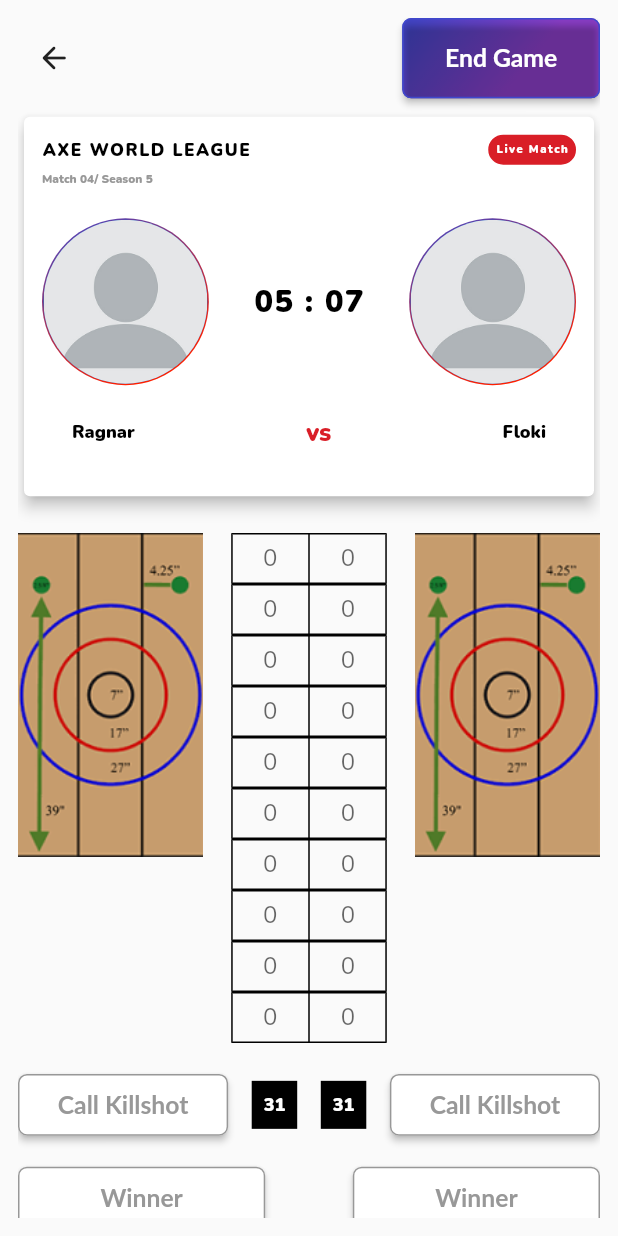
After one commit to Jyoti-bit612/Axe, a Flutter app: the ScoreDashboard screen opened directly, on a phone screen of 412 x 824 dp. The commit adds this screen. Run offline on Flutter 3.47's test engine with Material 2 defaults, Android fonts, the phone set to English and light mode, and no system bars; our stand-ins replace email_validator, shared_preferences; accounts and stored records are empty; Roboto replaces fonts that are missing (Lato).

Commit message:
//First Updation

```diff
--- /dev/null
+++ b/lib/screens/create_match.dart
@@ -0,0 +1,44 @@
+import 'package:axe/util/commoncolors.dart';
+import 'package:axe/util/commonwidget.dart';
+import 'package:axe/util/strings.dart';
+import 'package:flutter/cupertino.dart';
+import 'package:flutter/material.dart';
+
+class CreateMatch extends StatefulWidget {
+
+  const CreateMatch({Key? key}) : super(key: key);
+
+  @override
+  _CreateMatchState createState() => _CreateMatchState();
+}
+
+class _CreateMatchState extends State<CreateMatch> {
+  @override
+  Widget build(BuildContext context) {
+    return SafeArea(
+      child: Scaffold(
+        body: Column(
+          crossAxisAlignment: CrossAxisAlignment.start,
+          mainAxisAlignment: MainAxisAlignment.start,
+
+          children: [
+            IconButton(onPressed: (){
+              Navigator.pop(context);
+            }, icon: const Icon(Icons.arrow_back_rounded)),
+
+            SizedBox(
+              height: CommonWidget.getInstance().widthFactor(context) * 0.02,
+            ),
+
+            Center(child: Image.asset("assets/images/create_match.png")),
+
+            CommonWidget.getInstance().normalText(
+                CommonColors.black,Strings.create_match,2,CommonWidget.getInstance().widthFactor(context)*0.06,FontStyle.normal,0,
+                FontWeight.w600,fontfamily: false),
+
+          ],
+        ),
+      ),
+    );
+  }
+}
--- a/lib/screens/current_league_detail.dart
+++ b/lib/screens/current_league_detail.dart
@@ -1,5 +1,7 @@
 import 'package:axe/interface/CallBackInterface.dart';
+import 'package:axe/screens/create_match.dart';
 import 'package:axe/screens/playerlist.dart';
+import 'package:axe/screens/score_dasboard.dart';
 import 'package:axe/util/commoncolors.dart';
 import 'package:axe/util/commonwidget.dart';import 'package:axe/util/strings.dart';
 import 'package:flutter/material.dart';
@@ -12,16 +14,13 @@ class CurrentLeagueDetail extends StatefulWidget {
 }
 
 class _CurrentLeagueDetailState extends State<CurrentLeagueDetail> with SingleTickerProviderStateMixin implements CallBackInterface  {
-
-   TabController? _tabController;
+  TabController? _tabController;
 
   @override
   void initState() {
     _tabController = TabController(length: 2, vsync: this);
     super.initState();
-
   }
-
 
   @override
   Widget build(BuildContext context) {
@@ -152,27 +151,32 @@ class _CurrentLeagueDetailState extends State<CurrentLeagueDetail> with SingleTi
                               CommonWidget.getInstance().normalText(
                                   CommonColors.black,"Floki",0,CommonWidget.getInstance().widthFactor(context)*0.029,FontStyle.normal,0,
                                   FontWeight.w600,fontfamily: false),
-
-
                             ],
                           ),
                         ),
 
-                        Center(
-                          child: CommonWidget.getInstance().normalText(
-                              CommonColors.primaryColor1,Strings.view_all_stats,0,CommonWidget.getInstance().widthFactor(context)*0.029,FontStyle.normal,0,
-                              FontWeight.w600,fontfamily: false),
+                        GestureDetector(
+                          onTap: (){
+                            Navigator.of(context).push(MaterialPageRoute(builder: (context) => ScoreDashboard()));
+
+                          },
+                          child: Padding(
+                            padding: const EdgeInsets.all(4.0),
+                            child: Center(
+                              child: CommonWidget.getInstance().normalText(
+                                  CommonColors.primaryColor1,Strings.view_all_stats,0,CommonWidget.getInstance().widthFactor(context)*0.029,FontStyle.normal,0,
+                                  FontWeight.w600,fontfamily: false),
+                            ),
+                          ),
                         ),
-
                       ],
           ),
                   )
               ),
 
               SizedBox(
-                height: CommonWidget.getInstance().widthFactor(context) * 0.05,
+                height: CommonWidget.getInstance().widthFactor(context) * 0.02,
               ),
-
 
               TabBar(
                     labelColor: CommonColors.black,
@@ -460,5 +464,13 @@ class _CurrentLeagueDetailState extends State<CurrentLeagueDetail> with SingleTi
 
   @override
   void widgetCallBack(String title, String value, BuildContext context) {
+    switch(title){
+
+      case Strings.create_match:
+        Navigator.of(context).pushReplacement(MaterialPageRoute(builder: (context) => CreateMatch()));
+
+        break;
+
+    }
   }
 }
--- a/lib/screens/prevoius_league_detail.dart
+++ b/lib/screens/prevoius_league_detail.dart
@@ -572,35 +572,29 @@ class _MatchesState extends State<Matches> implements CallBackInterface {
                                     children: [
                                       TableRow(
                                           children: [
-                                            Container(
-                                              child: Padding(
+                                            Padding(
                                               padding: const EdgeInsets.fromLTRB(0.0,6.0,0.0,6.0),
                                               child: CommonWidget.getInstance().normalText(
                                                   CommonColors.darkGray, "2",1,CommonWidget.getInstance().widthFactor(context)*0.045,FontStyle.normal,2,FontWeight.w600),
-                                              ),
                                             ),
                                           ]
                                       ),
                                       TableRow(
                                           children: [
-                                            Container(
-                                              child:Padding(
+                                            Padding(
                                               padding: const EdgeInsets.fromLTRB(0.0,15,0.0,15),
                                               child: CommonWidget.getInstance().normalText(
                                                   CommonColors.black, "3",1,CommonWidget.getInstance().widthFactor(context)*0.045,FontStyle.normal,2,FontWeight.w600),
-                                              ),
                                             ),
                                           ]
                                       ),
 
                                       TableRow(
                                           children: [
-                                            Container(
-                                              child:  Padding(
+                                            Padding(
                                               padding: const EdgeInsets.fromLTRB(0.0,15.0,0.0,15.0),
                                               child: CommonWidget.getInstance().normalText(
                                                   CommonColors.black, "4",1,CommonWidget.getInstance().widthFactor(context)*0.045,FontStyle.normal,2,FontWeight.w600),
-                                              ),
                                             ),
                                           ]
 
--- /dev/null
+++ b/lib/screens/score_dasboard.dart
@@ -0,0 +1,383 @@
+import 'package:axe/interface/CallBackInterface.dart';
+import 'package:axe/screens/playerlist.dart';
+import 'package:axe/util/commoncolors.dart';
+import 'package:axe/util/commonwidget.dart';import 'package:axe/util/strings.dart';
+import 'package:flutter/material.dart';
+
+class ScoreDashboard extends StatefulWidget {
+  const ScoreDashboard({Key? key}) : super(key: key);
+
+  @override
+  _ScoreDashboardState createState() => _ScoreDashboardState();
+}
+
+class _ScoreDashboardState extends State<ScoreDashboard> with SingleTickerProviderStateMixin implements CallBackInterface  {
+  @override
+  void initState() {
+    super.initState();
+  }
+
+  @override
+  Widget build(BuildContext context) {
+    return SafeArea(
+      child: Scaffold(
+        body: Padding(
+          padding: const EdgeInsets.all(12.0),
+          child: ListView(
+            children: [
+
+              Row(
+                mainAxisAlignment: MainAxisAlignment.spaceBetween,
+                children: [
+
+                  IconButton(onPressed: (){
+                    Navigator.pop(context);
+                  }, icon: const Icon(Icons.arrow_back_rounded)),
+
+                  Padding(
+                    padding: const EdgeInsets.only(left:6.0),
+                    child: CommonWidget.getInstance().flexibleButton(
+                      context,
+                      Strings.end_game,
+                      CommonWidget.getInstance().widthFactor(context) * 0.32,
+                      CommonWidget.getInstance().widthFactor(context) * 0.13,
+                      CommonColors.primaryColor1,
+                      CommonColors.primaryColor1,
+                      CommonColors.white,
+                      this,
+                    ),
+                  ),
+                ],
+              ),
+
+              SizedBox(
+                height: CommonWidget.getInstance().widthFactor(context) * 0.02,
+              ),
+
+              Card(
+                elevation: 4,
+                  child:Padding(
+                    padding: const EdgeInsets.all(12.0),
+                    child: Column(
+                      crossAxisAlignment: CrossAxisAlignment.start,
+                      children: [
+                        Row(
+                          mainAxisAlignment: MainAxisAlignment.spaceBetween,
+                          children: [
+                            CommonWidget.getInstance().normalText(
+                                CommonColors.black,"AXE WORLD LEAGUE",0,CommonWidget.getInstance().widthFactor(context)*0.028,FontStyle.normal,1,FontWeight.w900,fontfamily: false),
+
+                            Container(
+                              decoration: BoxDecoration(
+                                color: CommonColors.red,
+                                  borderRadius: BorderRadius.circular(12.0),
+                                  border: Border.all(color:CommonColors.red)
+                              ),
+                              child:  Padding(
+                                padding: const EdgeInsets.all(4.0),
+                                child: CommonWidget.getInstance().normalText(
+                                    CommonColors.white,Strings.live_match,0,CommonWidget.getInstance().widthFactor(context)*0.018,FontStyle.normal,1,FontWeight.w900,fontfamily: false),
+                              ),
+
+                            )
+                          ],
+                        ),
+                        SizedBox(
+                          height: CommonWidget.getInstance().widthFactor(context) * 0.01,
+                        ),
+
+                     CommonWidget.getInstance().normalText(
+                       CommonColors.darkGray,"Match 04/ Season 5",0,CommonWidget.getInstance().widthFactor(context)*0.019,FontStyle.normal,0,FontWeight.w900,fontfamily: false),
+
+                       SizedBox(
+                          height: CommonWidget.getInstance().widthFactor(context) * 0.05,
+                        ),
+
+
+                        Row(
+                          mainAxisAlignment: MainAxisAlignment.spaceBetween,
+                          children: [
+                            Container(
+                              width:  CommonWidget.getInstance().widthFactor(context) * 0.27,
+                              height:  CommonWidget.getInstance().widthFactor(context) * 0.27,
+                              decoration: const BoxDecoration(
+                                gradient: LinearGradient(colors: [CommonColors.primaryColor1 ,CommonColors.imageRed],
+                                  begin: Alignment.topLeft,
+                                  end: Alignment.bottomCenter,
+                                ),
+                                shape: BoxShape.circle,
+
+                              ),
+                              child:  const Padding(
+                                  padding: EdgeInsets.all(1.0),
+                                  child: CircleAvatar(
+                                    radius: 30.0,
+                                    backgroundImage:AssetImage("assets/images/dummypic.jpg"),
+                                  )
+                              ),
+                            ),
+
+                            CommonWidget.getInstance().normalText(
+                                CommonColors.black,"05 : 07",0,CommonWidget.getInstance().widthFactor(context)*0.05,FontStyle.normal,1,
+                                FontWeight.w900,fontfamily: false),
+
+
+                            Container(
+                              width:  CommonWidget.getInstance().widthFactor(context) * 0.27,
+                              height:  CommonWidget.getInstance().widthFactor(context) * 0.27,
+                              decoration: const BoxDecoration(
+                                gradient: LinearGradient(colors: [CommonColors.primaryColor1 ,CommonColors.imageRed],
+                                  begin: Alignment.topLeft,
+                                  end: Alignment.bottomCenter,
+                                ),
+                                shape: BoxShape.circle,
+
+                              ),
+                              child:  const Padding(
+                                  padding: EdgeInsets.all(1.0),
+                                  child: CircleAvatar(
+                                    radius: 30.0,
+                                    backgroundImage:AssetImage("assets/images/dummypic.jpg"),
+                                  )
+                              ),
+                            )
+                          ],
+                        ),
+
+                        Padding(
+                          padding: const EdgeInsets.all(20.0),
+                          child: Row(
+                            mainAxisAlignment: MainAxisAlignment.spaceBetween,
+
+                            children: [
+
+                              CommonWidget.getInstance().normalText(
+                                  CommonColors.black,"Ragnar",0,CommonWidget.getInstance().widthFactor(context)*0.029,FontStyle.normal,0,
+                                  FontWeight.w600,fontfamily: false),
+
+
+                              CommonWidget.getInstance().normalText(
+                                  CommonColors.red,"vs",0,CommonWidget.getInstance().widthFactor(context)*0.04,FontStyle.normal,0,
+                                  FontWeight.w600,fontfamily: false),
+
+
+
+                              CommonWidget.getInstance().normalText(
+                                  CommonColors.black,"Floki",0,CommonWidget.getInstance().widthFactor(context)*0.029,FontStyle.normal,0,
+                                  FontWeight.w600,fontfamily: false),
+                            ],
+                          ),
+                        ),
+
+
+                      ],
+          ),
+                  )
+              ),
+
+              SizedBox(
+                height: CommonWidget.getInstance().widthFactor(context) * 0.05,
+              ),
+
+              Row(
+                mainAxisAlignment: MainAxisAlignment.spaceEvenly,
+                crossAxisAlignment: CrossAxisAlignment.start,
+                children: [
+
+                  Image.asset("assets/images/score.png",width:CommonWidget.getInstance().widthFactor(context)*0.3),
+
+                  Expanded(
+                    child: ListView.builder(
+                        shrinkWrap: true,
+                        physics: const NeverScrollableScrollPhysics(),
+                        itemCount:  10,
+                        itemBuilder: (context, index) {
+                          return Padding(
+                            padding:  EdgeInsets.only(left:CommonWidget.getInstance().widthFactor(context)*0.045,
+                                right:CommonWidget.getInstance().widthFactor(context)*0.045),
+                            child: Table(
+                              defaultColumnWidth: FixedColumnWidth(CommonWidget.getInstance().widthFactor(context)*0.1),
+                              border: TableBorder.all(
+                                  color: CommonColors.black,
+                                  style: BorderStyle.solid,
+                                  width: 1),
+
+                              children: [
+                                TableRow(
+                                    children: [
+                                      Column(
+                                        children: [
+                                          Padding(
+                                            padding: const EdgeInsets.fromLTRB(0.0,6.0,0.0,6.0),
+                                            child: TextFormField(
+                                              textAlign: TextAlign.center,
+                                              keyboardType: TextInputType.number,
+                                              decoration: const InputDecoration.collapsed(
+                                                hintText: '0',
+                                              ),
+                                              onSaved: (String? value) {
+
+                                              },
+                                            )
+                                          ),
+                                        ],
+                                      ),
+
+                                      Column(
+                                        children: [
+                                          Padding(
+                                            padding: const EdgeInsets.fromLTRB(0.0,6.0,0.0,6.0),
+                                            child: TextFormField(
+                                              textAlign: TextAlign.center,
+                                              keyboardType: TextInputType.number,
+                                              decoration: const InputDecoration.collapsed(
+                                                hintText: '0',
+                                              ),
+                                              onSaved: (String? value) {
+
+                                              },
+
+                                            )
+                                          ),
+                                        ],
+                                      ),
+
+                                    ]
+                                ),
+                              ],
+                            )
+                          );
+                        }),
+                  ),
+
+                  Image.asset("assets/images/score.png",width:CommonWidget.getInstance().widthFactor(context)*0.3,)
+                ],
+              ),
+
+              SizedBox(
+                height: CommonWidget.getInstance().widthFactor(context) * 0.05,
+              ),
+
+              Row(
+
+                mainAxisAlignment: MainAxisAlignment.spaceBetween,
+                children: [
+                  buttonWidget(Strings.call_killshot,CommonWidget.getInstance().widthFactor(context) * 0.34),
+
+
+                  Container(
+                    color: CommonColors.black,
+                    child:Padding(
+                      padding: const EdgeInsets.all(8.0),
+                      child: CommonWidget.getInstance().normalText(
+                          CommonColors.white,"31",0,CommonWidget.getInstance().widthFactor(context)*0.029,FontStyle.normal,0,
+                          FontWeight.w600,fontfamily: false),
+                    ) ,
+
+                  ),
+
+
+                  Container(
+                    color: CommonColors.black,
+                    child:Padding(
+                      padding: const EdgeInsets.all(8.0),
+                      child: CommonWidget.getInstance().normalText(
+                          CommonColors.white,"31",0,CommonWidget.getInstance().widthFactor(context)*0.029,FontStyle.normal,0,
+                          FontWeight.w600,fontfamily: false),
+                    ) ,
+
+                  ),
+
+
+                  buttonWidget(Strings.call_killshot,CommonWidget.getInstance().widthFactor(context) * 0.34,)
+
+                ],
+              ),
+
+
+              SizedBox(
+                height: CommonWidget.getInstance().widthFactor(context) * 0.05,
+              ),
+              Row(
+
+                mainAxisAlignment: MainAxisAlignment.spaceBetween,
+                children: [
+                  buttonWidget(Strings.winner,CommonWidget.getInstance().widthFactor(context) * 0.4),
+                  buttonWidget(Strings.winner,CommonWidget.getInstance().widthFactor(context) * 0.4),
+
+                ],
+              ),
+
+              SizedBox(
+                height: CommonWidget.getInstance().widthFactor(context) * 0.05,
+              ),
+
+              Row(
+
+                mainAxisAlignment: MainAxisAlignment.spaceBetween,
+                children: [
+                  buttonWidget(Strings.switch_side,CommonWidget.getInstance().widthFactor(context) * 0.4),
+                  buttonWidget(Strings.sudden_death_throw,CommonWidget.getInstance().widthFactor(context) * 0.4),
+
+                ],
+              ),
+
+
+              SizedBox(
+                height: CommonWidget.getInstance().widthFactor(context) * 0.05,
+              ),
+              Padding(
+                padding: const EdgeInsets.only(left:6.0),
+                child: CommonWidget.getInstance().flexibleButton(
+                  context,
+                  Strings.update_score,
+                  double.infinity,
+                  CommonWidget.getInstance().widthFactor(context) * 0.13,
+                  CommonColors.primaryColor1,
+                  CommonColors.primaryColor1,
+                  CommonColors.white,
+                  this,
+                ),
+              ),
+            ],
+          )
+        ),
+      ),
+    );
+  }
+
+
+
+
+
+  buttonWidget(String text,double width) {
+    return SizedBox(
+      height: CommonWidget.getInstance().widthFactor(context) * 0.1,
+      width: width,
+      child: ElevatedButton(
+          style: ElevatedButton.styleFrom(
+              primary: Colors.white,
+              onPrimary: Colors.transparent,
+              shape: RoundedRectangleBorder(
+                  borderRadius: BorderRadius.circular(6),
+                  side: BorderSide(color: CommonColors.darkGray)
+
+              )),
+
+          onPressed: () {},
+
+          child: Text(text,
+              textAlign: TextAlign.center,
+              style: TextStyle(
+                  color: CommonColors.darkGray,
+                  fontFamily: "Lato",
+                  fontSize: CommonWidget.getInstance().widthFactor(context) *
+                      0.04,
+                  fontWeight: FontWeight.bold))),
+    );
+  }
+
+  @override
+  void widgetCallBack(String title, String value, BuildContext context) {
+  }
+}
--- a/lib/util/strings.dart
+++ b/lib/util/strings.dart
@@ -10,6 +10,12 @@ class Strings{
 
 
   static const String login = "Login";
+  static const String update_score = "Update Score";
+  static const String end_game = "End Game";
+  static const String call_killshot = "Call Killshot";
+  static const String winner = "Winner";
+  static const String switch_side = "Switch Sides";
+  static const String sudden_death_throw = "Sudden death throw";
   static const String create_match = "Create Match";
   static const String log_in = "Log-In";
   static const String reset_password = "Reset Password";
--- a/pubspec.yaml
+++ b/pubspec.yaml
@@ -89,6 +89,8 @@ flutter:
      - assets/images/dummypic.jpg
      - assets/images/smiley.png
      - assets/images/exclaim.png
+     - assets/images/score.png
+     - assets/images/create_match.png
 
 
   # An image asset can refer to one or more resolution-specific "variants", see
```
Also changed, not shown: assets/images/create_match.png (added), assets/images/score.png (added). Lines whose indentation alone changed are shown as unchanged.
